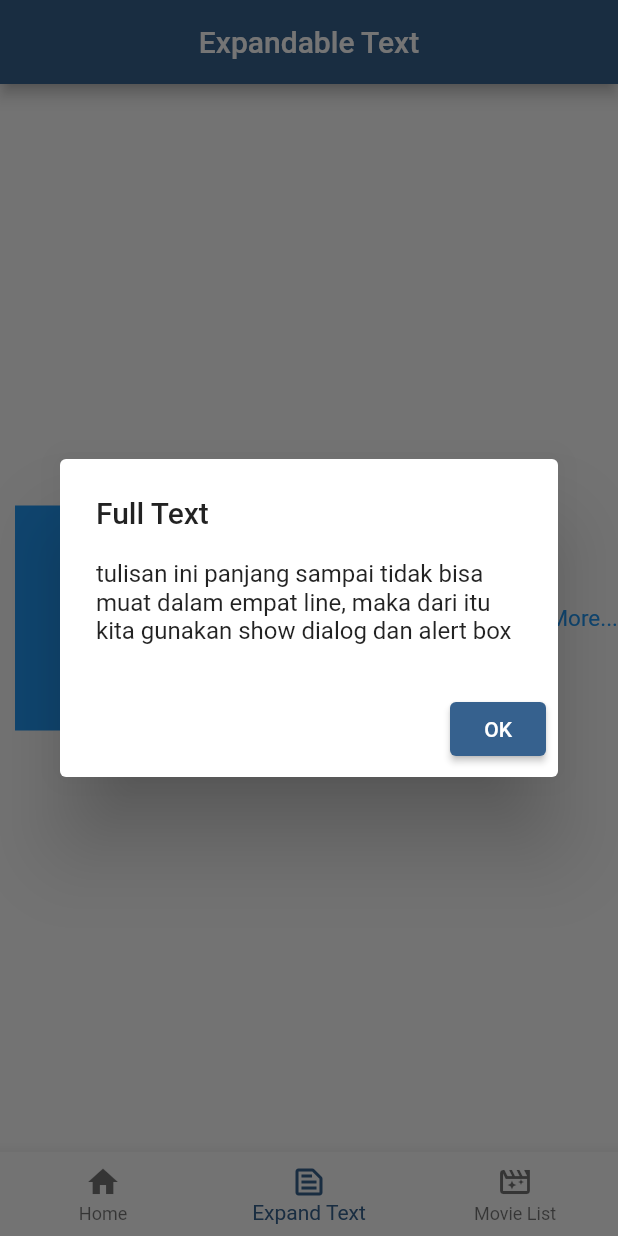
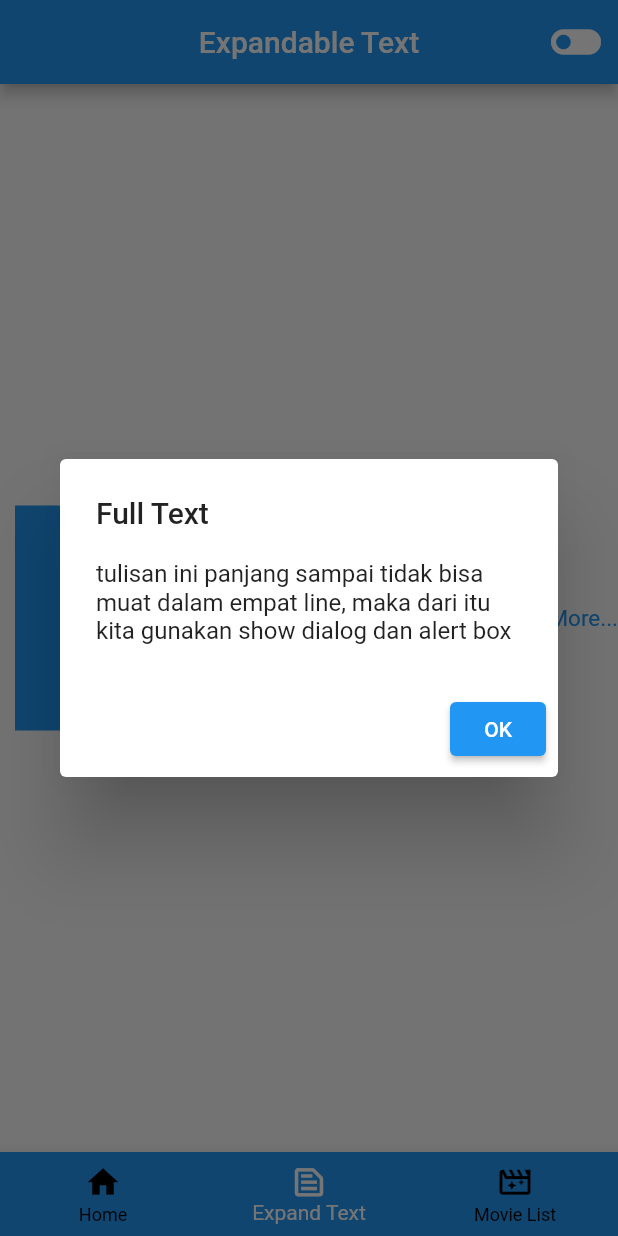
Before and after one commit to AlninoDP/Provider_StateManagement, a Flutter app: the screen it shows after launch, item 2 of the bottom bar chosen, after a tap on "Show More...", on a phone screen of 412 x 824 dp. Run offline on Flutter 3.47's test engine with Material 2 defaults, Android fonts, the phone set to English and light mode, and no system bars.

Commit message:
ganti theme data

```diff
--- a/lib/app_theme.dart
+++ b/lib/app_theme.dart
@@ -2,15 +2,25 @@ import 'package:flutter/material.dart';
 
 class AppThemes {
   static final ThemeData lightTheme = ThemeData(
-    colorScheme: ColorScheme.fromSeed(
-      seedColor: Colors.blue,
-      brightness: Brightness.light,
+    bottomNavigationBarTheme: const BottomNavigationBarThemeData(
+        backgroundColor: Colors.blue,
+        selectedItemColor: Colors.white,
+        unselectedItemColor: Colors.black),
+    colorScheme: const ColorScheme.light(
+      primary: Colors.blue,
+      onPrimary: Colors.white,
+      secondary: Colors.blue,
+      onSecondary: Colors.white,
+      background: Colors.white,
     ),
   );
   static final ThemeData darkTheme = ThemeData(
-    colorScheme: ColorScheme.fromSeed(
-      seedColor: Colors.blue,
-      brightness: Brightness.dark,
-    ),
+    bottomNavigationBarTheme:
+        BottomNavigationBarThemeData(backgroundColor: Colors.red[900]),
+    colorScheme: const ColorScheme.dark(
+        primary: Colors.black,
+        onPrimary: Colors.red,
+        secondary: Colors.black,
+        onSecondary: Colors.red),
   );
 }
--- a/lib/home_btm_nav_bar.dart
+++ b/lib/home_btm_nav_bar.dart
@@ -24,6 +24,7 @@ class _HomeBottomNavBarState extends State<HomeBottomNavBar> {
         ],
       ),
       bottomNavigationBar: BottomNavigationBar(
+          iconSize: 25,
           currentIndex: _navBarCurrentIndex,
           onTap: (index) {
             setState(() {
--- a/lib/views/expandable_text/expandable_text.dart
+++ b/lib/views/expandable_text/expandable_text.dart
@@ -1,17 +1,33 @@
 import 'package:flutter/material.dart';
 import 'package:learnflutter/components/custom_text_widget.dart';
+import 'package:learnflutter/models/theme_services.dart';
+import 'package:provider/provider.dart';
 
 class ExpandableTextScreen extends StatelessWidget {
   const ExpandableTextScreen({super.key});
 
   @override
   Widget build(BuildContext context) {
+    bool themeServices = context.watch<ThemeServices>().isDarkModeOn;
     String text =
         'tulisan ini panjang sampai tidak bisa muat dalam empat line, maka dari itu kita gunakan show dialog dan alert box';
     return Scaffold(
       appBar: AppBar(
         title: const CustomTextWidget(text: 'Expandable Text'),
         centerTitle: true,
+        actions: [
+          IconButton(
+              iconSize: 40,
+              onPressed: () {
+                Provider.of<ThemeServices>(context, listen: false)
+                    .toggleTheme();
+              },
+              icon: themeServices
+                  ? const Icon(Icons.toggle_on_sharp)
+                  : const Icon(
+                      Icons.toggle_off_sharp,
+                    ))
+        ],
       ),
       body: Column(
         mainAxisAlignment: MainAxisAlignment.center,
@@ -99,7 +115,7 @@ class ButtonDialog extends StatelessWidget {
                         onPressed: () {
                           Navigator.of(context).pop();
                         },
-                        child: Text('OK'))
+                        child: const Text('OK'))
                   ],
                 );
               });
--- a/lib/views/main_menu/main_menu.dart
+++ b/lib/views/main_menu/main_menu.dart
@@ -54,7 +54,10 @@ class _MainMenuState extends State<MainMenu> {
                     },
                     style:
                         ElevatedButton.styleFrom(backgroundColor: Colors.red),
-                    child: const Icon(Icons.remove)),
+                    child: const Icon(
+                      Icons.remove,
+                      color: Colors.white,
+                    )),
                 ElevatedButton(
                     onPressed: () {
                       Provider.of<CountModel>(context, listen: false)
@@ -62,14 +65,15 @@ class _MainMenuState extends State<MainMenu> {
                     },
                     style:
                         ElevatedButton.styleFrom(backgroundColor: Colors.green),
-                    child: const Icon(Icons.add)),
+                    child: const Icon(
+                      Icons.add,
+                      color: Colors.white,
+                    )),
               ],
             ),
           ],
         ),
       );
-
-      ;
     });
   }
 }
--- a/lib/views/movie_list/movie_list._screen.dart
+++ b/lib/views/movie_list/movie_list._screen.dart
@@ -1,6 +1,7 @@
 import 'package:flutter/material.dart';
 import 'package:learnflutter/models/movie_data.dart';
 import 'package:learnflutter/models/movie_model.dart';
+import 'package:learnflutter/models/theme_services.dart';
 import 'package:provider/provider.dart';
 
 class MovieListScreen extends StatefulWidget {
@@ -13,6 +14,7 @@ class MovieListScreen extends StatefulWidget {
 class _MovieListScreenState extends State<MovieListScreen> {
   @override
   Widget build(BuildContext context) {
+    bool themeServices = context.watch<ThemeServices>().isDarkModeOn;
     void showSnackbar(String snackBarText) {
       final SnackBar snackBar = SnackBar(
           duration: const Duration(milliseconds: 500),
@@ -26,6 +28,19 @@ class _MovieListScreenState extends State<MovieListScreen> {
       appBar: AppBar(
         title: const Text("Movie List "),
         centerTitle: true,
+        actions: [
+          IconButton(
+              iconSize: 40,
+              onPressed: () {
+                Provider.of<ThemeServices>(context, listen: false)
+                    .toggleTheme();
+              },
+              icon: themeServices
+                  ? const Icon(Icons.toggle_on_sharp)
+                  : const Icon(
+                      Icons.toggle_off_sharp,
+                    ))
+        ],
       ),
       body: Padding(
         padding: const EdgeInsets.all(10.0),
```
